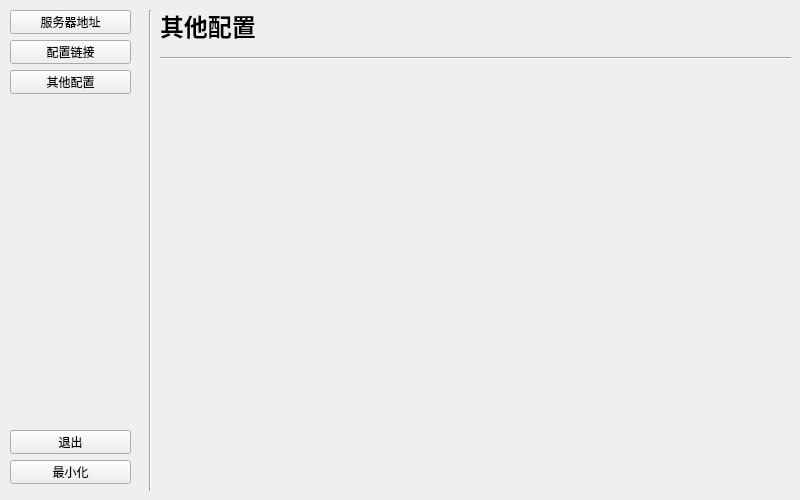
Old version of the form ui/main.ui in the repository LyceenAiro/EazyFrpSetting.
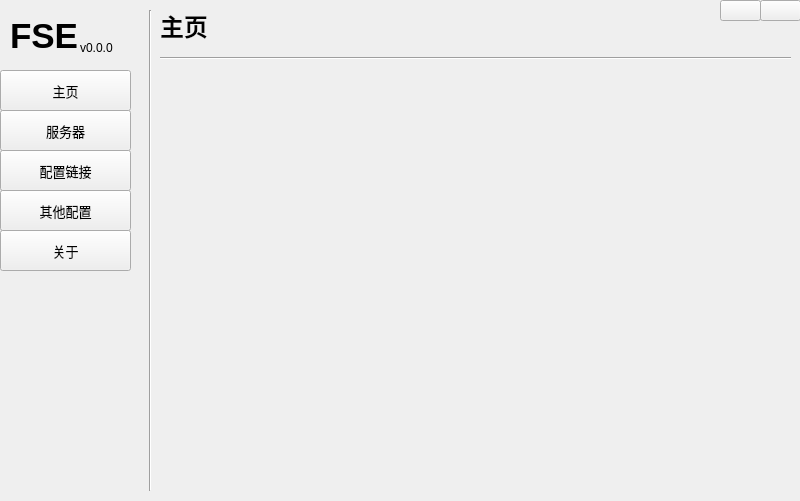
New version of the form. The open tabs and pages were chosen to show the change.

The edit to the form file:
```diff
--- a/ui/main.ui
+++ b/ui/main.ui
@@ -7,88 +7,13 @@
     <x>0</x>
     <y>0</y>
     <width>800</width>
-    <height>500</height>
+    <height>501</height>
    </rect>
   </property>
   <property name="windowTitle">
    <string>Frp快速配置</string>
   </property>
   <widget class="QWidget" name="centralwidget">
-   <widget class="QWidget" name="widge_left" native="true">
-    <property name="geometry">
-     <rect>
-      <x>10</x>
-      <y>10</y>
-      <width>131</width>
-      <height>481</height>
-     </rect>
-    </property>
-    <widget class="QPushButton" name="page_link">
-     <property name="geometry">
-      <rect>
-       <x>0</x>
-       <y>30</y>
-       <width>121</width>
-       <height>24</height>
-      </rect>
-     </property>
-     <property name="text">
-      <string>配置链接</string>
-     </property>
-    </widget>
-    <widget class="QPushButton" name="page_server">
-     <property name="geometry">
-      <rect>
-       <x>0</x>
-       <y>0</y>
-       <width>121</width>
-       <height>24</height>
-      </rect>
-     </property>
-     <property name="text">
-      <string>服务器地址</string>
-     </property>
-    </widget>
-    <widget class="QPushButton" name="window_close">
-     <property name="geometry">
-      <rect>
-       <x>0</x>
-       <y>420</y>
-       <width>121</width>
-       <height>24</height>
-      </rect>
-     </property>
-     <property name="text">
-      <string>退出</string>
-     </property>
-    </widget>
-    <widget class="QPushButton" name="window_mini">
-     <property name="geometry">
-      <rect>
-       <x>0</x>
-       <y>450</y>
-       <width>121</width>
-       <height>24</height>
-      </rect>
-     </property>
-     <property name="text">
-      <string>最小化</string>
-     </property>
-    </widget>
-    <widget class="QPushButton" name="page_other">
-     <property name="geometry">
-      <rect>
-       <x>0</x>
-       <y>60</y>
-       <width>121</width>
-       <height>24</height>
-      </rect>
-     </property>
-     <property name="text">
-      <string>其他配置</string>
-     </property>
-    </widget>
-   </widget>
    <widget class="Line" name="line">
     <property name="geometry">
      <rect>
@@ -126,6 +51,40 @@
     <property name="currentIndex">
      <number>0</number>
     </property>
+    <widget class="QWidget" name="page">
+     <widget class="Line" name="line_5">
+      <property name="geometry">
+       <rect>
+        <x>0</x>
+        <y>40</y>
+        <width>641</width>
+        <height>16</height>
+       </rect>
+      </property>
+      <property name="orientation">
+       <enum>Qt::Horizontal</enum>
+      </property>
+     </widget>
+     <widget class="QLabel" name="label_10">
+      <property name="geometry">
+       <rect>
+        <x>0</x>
+        <y>0</y>
+        <width>431</width>
+        <height>31</height>
+       </rect>
+      </property>
+      <property name="font">
+       <font>
+        <pointsize>18</pointsize>
+        <bold>true</bold>
+       </font>
+      </property>
+      <property name="text">
+       <string>主页</string>
+      </property>
+     </widget>
+    </widget>
     <widget class="QWidget" name="page0">
      <widget class="Line" name="line_4">
       <property name="geometry">
@@ -426,11 +385,191 @@
        </font>
       </property>
       <property name="text">
-       <string>其他配置</string>
+       <string>关于</string>
       </property>
      </widget>
     </widget>
    </widget>
+   <widget class="QWidget" name="widget_3" native="true">
+    <property name="geometry">
+     <rect>
+      <x>580</x>
+      <y>0</y>
+      <width>221</width>
+      <height>31</height>
+     </rect>
+    </property>
+    <widget class="QPushButton" name="window_close">
+     <property name="geometry">
+      <rect>
+       <x>180</x>
+       <y>0</y>
+       <width>41</width>
+       <height>21</height>
+      </rect>
+     </property>
+     <property name="contextMenuPolicy">
+      <enum>Qt::NoContextMenu</enum>
+     </property>
+     <property name="text">
+      <string/>
+     </property>
+    </widget>
+    <widget class="QPushButton" name="window_mini">
+     <property name="geometry">
+      <rect>
+       <x>140</x>
+       <y>0</y>
+       <width>41</width>
+       <height>21</height>
+      </rect>
+     </property>
+     <property name="font">
+      <font>
+       <pointsize>9</pointsize>
+      </font>
+     </property>
+     <property name="text">
+      <string/>
+     </property>
+    </widget>
+    <zorder>window_mini</zorder>
+    <zorder>window_close</zorder>
+   </widget>
+   <widget class="QPushButton" name="page_main">
+    <property name="geometry">
+     <rect>
+      <x>0</x>
+      <y>70</y>
+      <width>131</width>
+      <height>41</height>
+     </rect>
+    </property>
+    <property name="font">
+     <font>
+      <pointsize>10</pointsize>
+     </font>
+    </property>
+    <property name="text">
+     <string>主页</string>
+    </property>
+   </widget>
+   <widget class="QPushButton" name="page_server">
+    <property name="geometry">
+     <rect>
+      <x>0</x>
+      <y>110</y>
+      <width>131</width>
+      <height>41</height>
+     </rect>
+    </property>
+    <property name="font">
+     <font>
+      <pointsize>10</pointsize>
+     </font>
+    </property>
+    <property name="text">
+     <string>服务器</string>
+    </property>
+   </widget>
+   <widget class="QLabel" name="version">
+    <property name="geometry">
+     <rect>
+      <x>80</x>
+      <y>40</y>
+      <width>51</width>
+      <height>16</height>
+     </rect>
+    </property>
+    <property name="text">
+     <string>v0.0.0</string>
+    </property>
+   </widget>
+   <widget class="QPushButton" name="page_other">
+    <property name="geometry">
+     <rect>
+      <x>0</x>
+      <y>190</y>
+      <width>131</width>
+      <height>41</height>
+     </rect>
+    </property>
+    <property name="font">
+     <font>
+      <pointsize>10</pointsize>
+     </font>
+    </property>
+    <property name="text">
+     <string>其他配置</string>
+    </property>
+   </widget>
+   <widget class="QLabel" name="label_12">
+    <property name="geometry">
+     <rect>
+      <x>10</x>
+      <y>10</y>
+      <width>71</width>
+      <height>51</height>
+     </rect>
+    </property>
+    <property name="sizePolicy">
+     <sizepolicy hsizetype="Minimum" vsizetype="Minimum">
+      <horstretch>0</horstretch>
+      <verstretch>0</verstretch>
+     </sizepolicy>
+    </property>
+    <property name="font">
+     <font>
+      <pointsize>26</pointsize>
+      <bold>true</bold>
+     </font>
+    </property>
+    <property name="text">
+     <string>FSE</string>
+    </property>
+    <property name="textFormat">
+     <enum>Qt::PlainText</enum>
+    </property>
+    <property name="wordWrap">
+     <bool>false</bool>
+    </property>
+   </widget>
+   <widget class="QPushButton" name="page_link">
+    <property name="geometry">
+     <rect>
+      <x>0</x>
+      <y>150</y>
+      <width>131</width>
+      <height>41</height>
+     </rect>
+    </property>
+    <property name="font">
+     <font>
+      <pointsize>10</pointsize>
+     </font>
+    </property>
+    <property name="text">
+     <string>配置链接</string>
+    </property>
+   </widget>
+   <widget class="QPushButton" name="page_tags">
+    <property name="geometry">
+     <rect>
+      <x>0</x>
+      <y>230</y>
+      <width>131</width>
+      <height>41</height>
+     </rect>
+    </property>
+    <property name="font">
+     <font>
+      <pointsize>10</pointsize>
+     </font>
+    </property>
+    <property name="text">
+     <string>关于</string>
+    </property>
+   </widget>
   </widget>
  </widget>
  <resources/>
```
Left out of the diff: 50 changed lines with no effect on the pictures.
